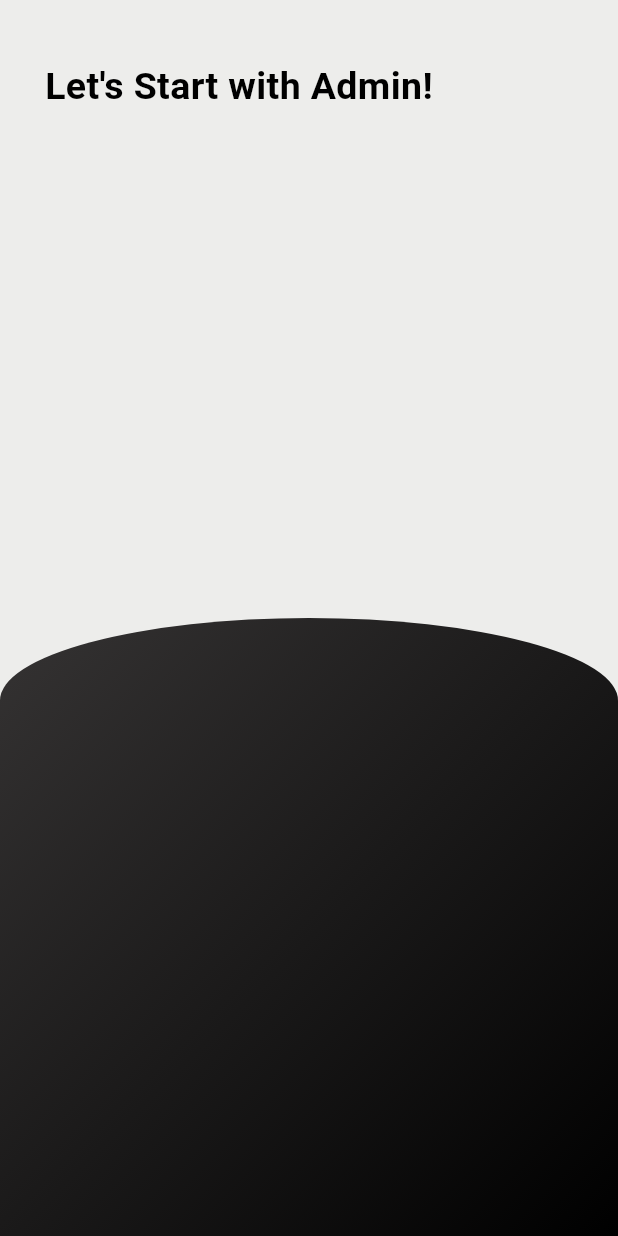
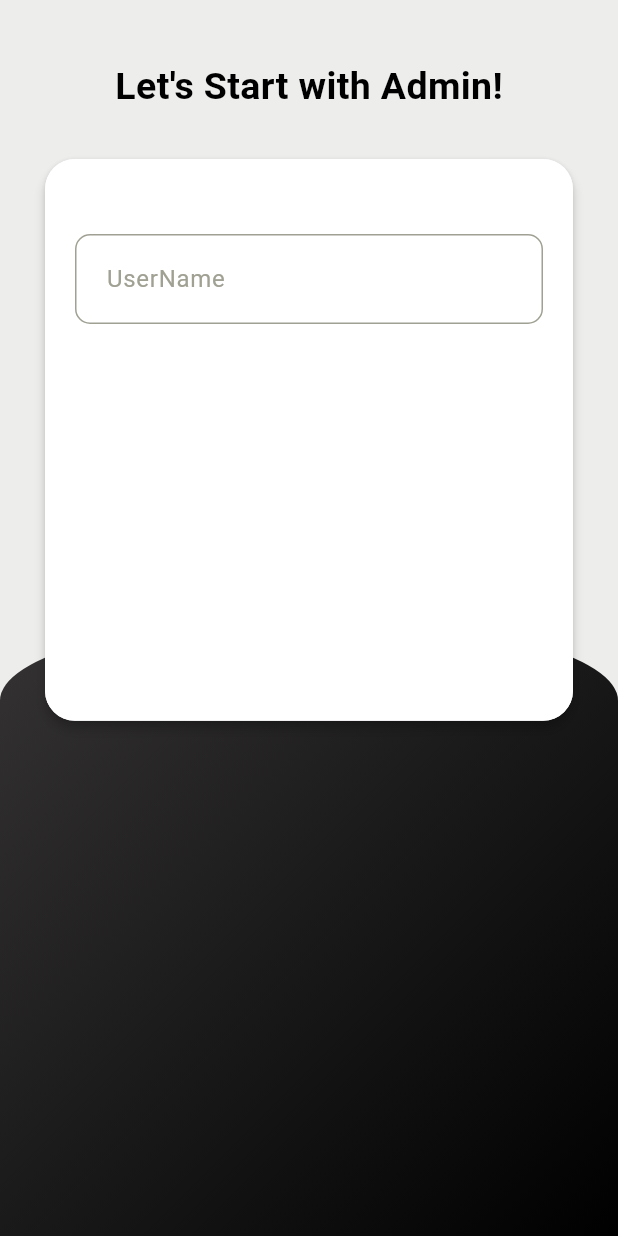
Before and after one commit to Elkelany84/QuizInfo, a Flutter app: the screen it shows after launch, on a phone screen of 412 x 824 dp. Run offline on Flutter 3.47's test engine with Material 3 defaults, Android fonts, the phone set to English and light mode, and no system bars; our stand-ins replace cloud_firestore, firebase_core; accounts and stored records are empty.

Commit message:
EndPart2M20

```diff
--- a/lib/Admin/admin_login.dart
+++ b/lib/Admin/admin_login.dart
@@ -8,6 +8,8 @@
 }
 
 class _AdminLoginState extends State<AdminLogin> {
+  TextEditingController userNameController = TextEditingController();
+  TextEditingController passwordController = TextEditingController();
   @override
   Widget build(BuildContext context) {
     return Scaffold(
@@ -44,6 +46,54 @@
                           fontSize: 25,
                           fontWeight: FontWeight.bold),
                     ),
+                    SizedBox(
+                      height: 30,
+                    ),
+                    Material(
+                      elevation: 3,
+                      borderRadius: BorderRadius.circular(20),
+                      child: Container(
+                        height: MediaQuery.of(context).size.height / 2.2,
+                        decoration: BoxDecoration(
+                          color: Colors.white,
+                          borderRadius: BorderRadius.circular(20),
+                        ),
+                        child: Column(
+                          children: [
+                            SizedBox(
+                              height: 50,
+                            ),
+                            Container(
+                              padding:
+                                  EdgeInsets.only(left: 20, bottom: 5, top: 5),
+                              margin: EdgeInsets.symmetric(horizontal: 20),
+                              // height: MediaQuery.of(context).size.height,
+                              // width: MediaQuery.of(context).size.width,
+                              decoration: BoxDecoration(
+                                border: Border.all(
+                                    color: Color.fromARGB(255, 160, 160, 147)),
+                                borderRadius: BorderRadius.circular(10),
+                              ),
+                              child: TextFormField(
+                                controller: userNameController,
+                                validator: (value) {
+                                  if (value == null || value.isEmpty) {
+                                    return "Please Enter Username";
+                                  }
+                                  return null;
+                                },
+                                decoration: InputDecoration(
+                                    border: InputBorder.none,
+                                    hintText: "UserName",
+                                    hintStyle: TextStyle(
+                                        color: Color.fromARGB(
+                                            255, 160, 160, 147))),
+                              ),
+                            ),
+                          ],
+                        ),
+                      ),
+                    )
                   ],
                 ),
               ),
```
